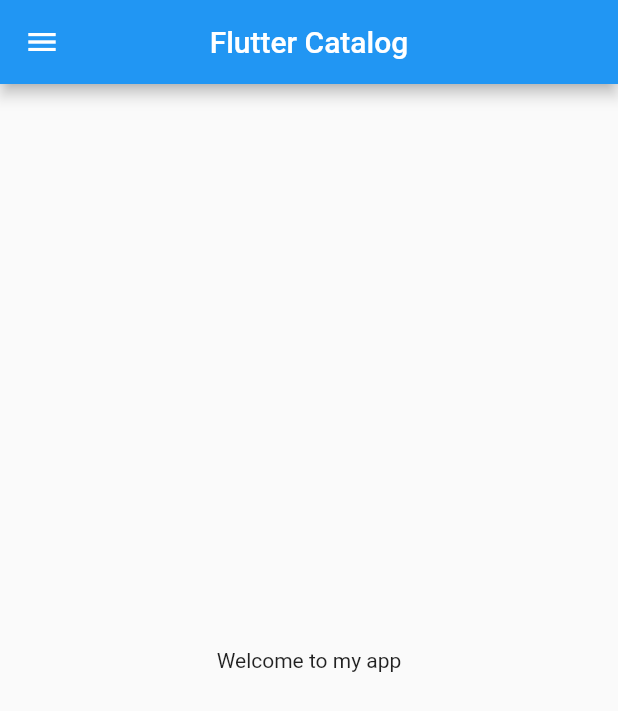
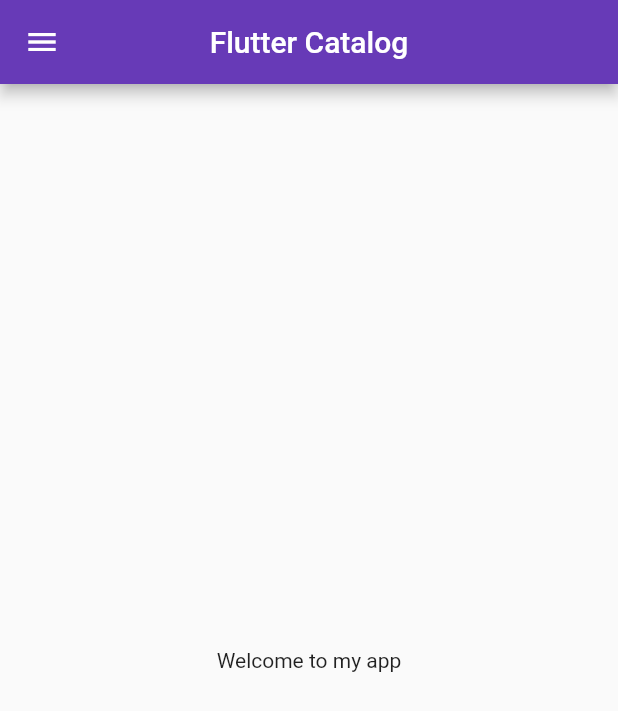
Before and after one commit to yadavvikas007/flutter-catalog-app, a Flutter app: the screen it shows after launch, on a phone screen of 412 x 824 dp. Shown: the top 711 px of the screen. Run offline on Flutter 3.47's test engine with Material 2 defaults, Android fonts, the phone set to English and light mode, and no system bars.

Commit message:
Day 3 commit

```diff
--- a/lib/home_page.dart
+++ /dev/null
@@ -1,21 +0,0 @@
-import 'package:flutter/material.dart';
-
-class homePage extends StatelessWidget {
-  @override
-  Widget build(BuildContext context) {
-    return MaterialApp(
-      home: Scaffold(
-        appBar: AppBar(
-          title: Text('Flutter Catalog'),
-          centerTitle: true,
-        ),
-        drawer: Drawer(),
-        body: Center(
-          child: Container(
-            child: Text('Welcome to my app'),
-          ),
-        ),
-      ),
-    );
-  }
-}
--- a/lib/main.dart
+++ b/lib/main.dart
@@ -1,5 +1,6 @@
 import 'package:flutter/material.dart';
-import 'package:flutter_catalog/home_page.dart';
+import 'package:flutter_catalog/pages/home_page.dart';
+import 'package:flutter_catalog/pages/login_page.dart';
 
 void main() {
   runApp(MyApp());
@@ -8,6 +9,19 @@
 class MyApp extends StatelessWidget {
   @override
   Widget build(BuildContext context) {
-    return homePage();
+    return MaterialApp(
+      //home: homePage(),
+      themeMode: ThemeMode.light,
+      theme: ThemeData(primarySwatch: Colors.deepPurple),
+      darkTheme: ThemeData(
+        brightness: Brightness.dark,
+      ),
+      initialRoute: "/home",
+      routes: {
+        "/": (context) => LoginPage(),
+        "/home": (context) => HomePage(),
+        "/login": (context) => LoginPage(),
+      },
+    );
   }
 }
--- /dev/null
+++ b/lib/pages/home_page.dart
@@ -0,0 +1,19 @@
+import 'package:flutter/material.dart';
+
+class HomePage extends StatelessWidget {
+  @override
+  Widget build(BuildContext context) {
+    return Scaffold(
+      appBar: AppBar(
+        title: Text('Flutter Catalog'),
+        centerTitle: true,
+      ),
+      drawer: Drawer(),
+      body: Center(
+        child: Container(
+          child: Text('Welcome to my app'),
+        ),
+      ),
+    );
+  }
+}
```
Also changed, not shown: lib/pages/login_page.dart (added, +16 -0 lines).
